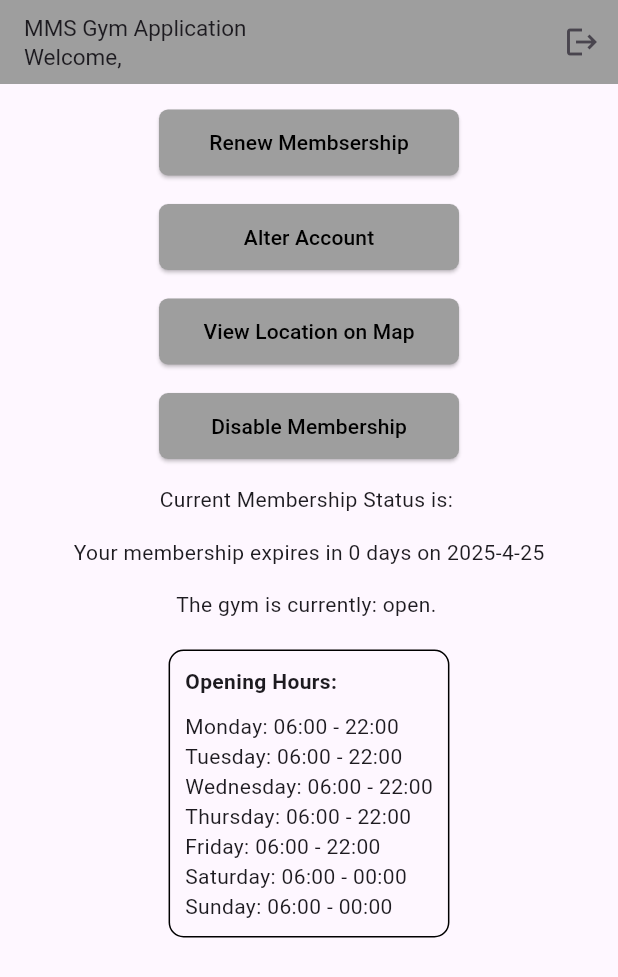
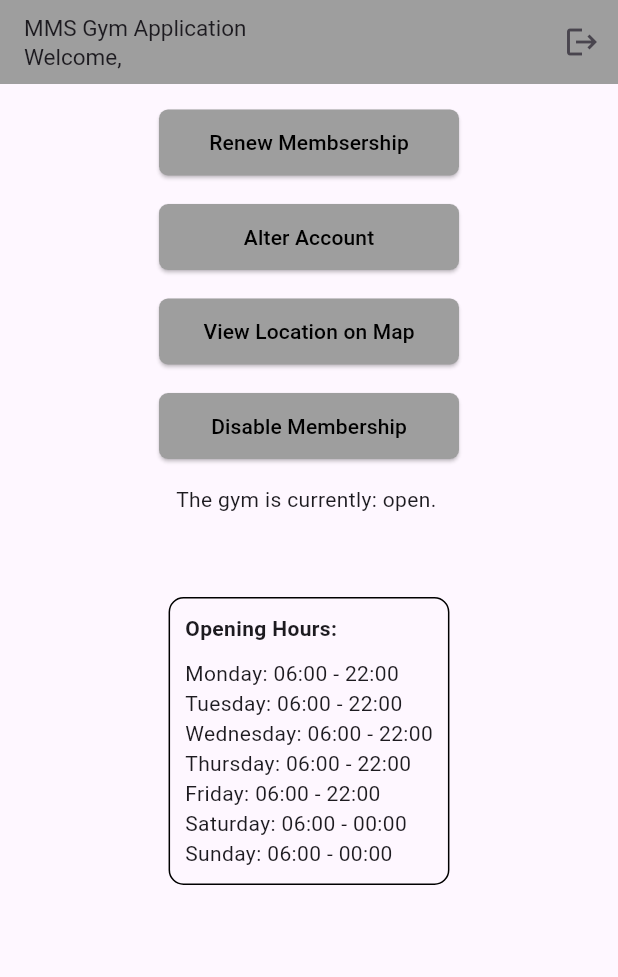
Before and after one commit to MatthewMacri/AppDevProject, a Flutter app: the EmployeeMainMenuPage screen opened directly with empty values, on a phone screen of 412 x 824 dp. Shown: the top 977 px of the screen. Run offline on Flutter 3.47's test engine with Material 3 defaults, Android fonts, the phone set to English and light mode, and no system bars; our stand-ins replace cloud_firestore, firebase_core; accounts and stored records are empty.

Commit message:
Updated version: Fixed employee main screen and login authentication

```diff
--- a/appdev2project/lib/employeeMainMenuPage.dart
+++ b/appdev2project/lib/employeeMainMenuPage.dart
@@ -205,11 +205,8 @@ class _EmployeeMainMenuPageState extends State<EmployeeMainMenuPage> {
                   borderRadius: BorderRadius.circular(6),
                 ),),),
             SizedBox(height: 15,),
-            Text("Current Membership Status is: $status"),
-            SizedBox(height: 15,),
-            Text("Your membership expires in ${daysTillExpired} days on ${expireDate.year}-${expireDate.month.toString()}-${expireDate.day.toString()}"),
-            SizedBox(height: 15,),
             Text("The gym is currently: ${_getGymStatus()} "),
+            SizedBox(height: 35),
 
             openingHours == null
                 ? Text("Loading opening hours...")
```
Also changed, not shown: appdev2project/lib/loginpage.dart (+10 -8 lines), 4 other files.
